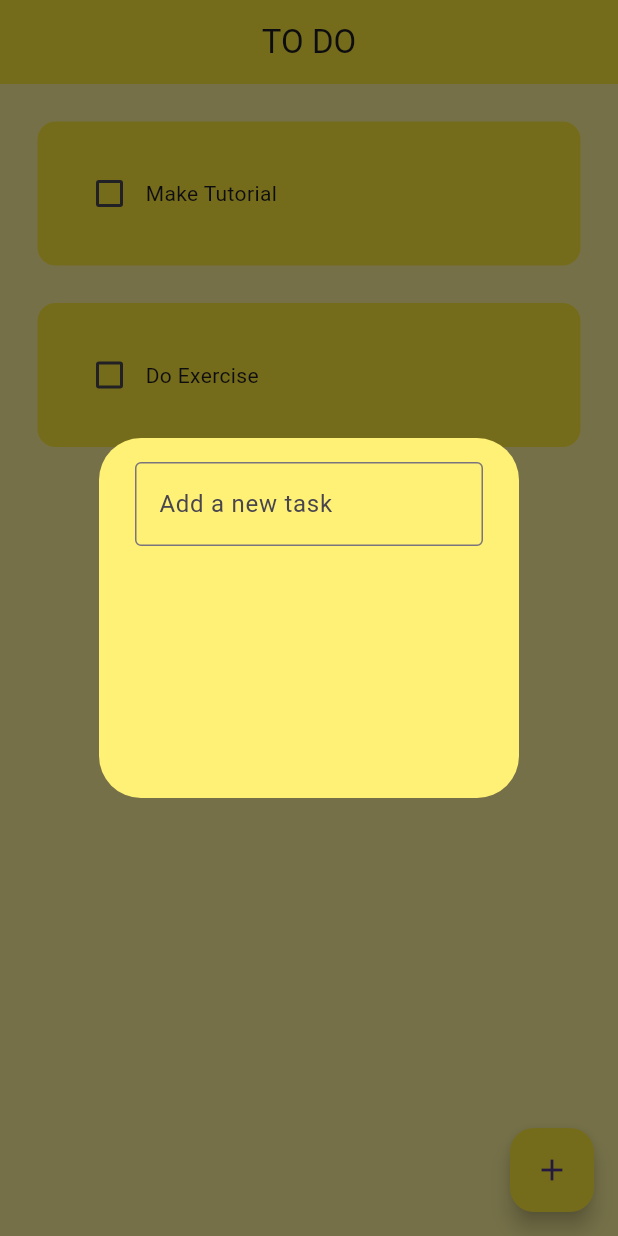
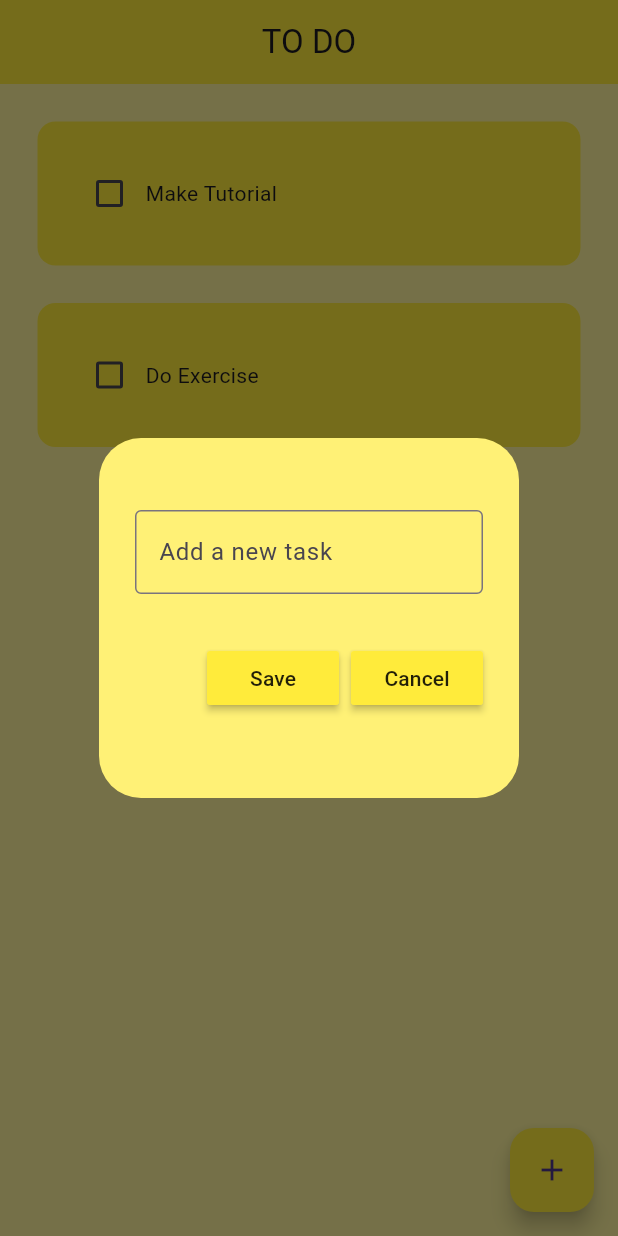
Before and after one commit to subtain96/Todo-App, a Flutter app: the screen it shows after launch, after a tap on the "add" icon, on a phone screen of 412 x 824 dp. Run offline on Flutter 3.47's test engine with Material 3 defaults, Android fonts, the phone set to English and light mode, and no system bars; drawn by our look-alikes of flutter_slidable.

Commit message:
complete app without Databse

```diff
--- a/lib/pages/home_page.dart
+++ b/lib/pages/home_page.dart
@@ -9,7 +9,9 @@ class HomePage extends StatefulWidget {
   State<HomePage> createState() => _HomePageState();
 }
 
+
 class _HomePageState extends State<HomePage> {
+  final _controller = TextEditingController();
   //list of todo task
   List todoList = [
     ['Make Tutorial' , false],
@@ -22,13 +24,34 @@ class _HomePageState extends State<HomePage> {
       });
   }
 
+  void SaveNewTask() {
+    setState(() {
+   todoList.add([_controller.text , false]) ;
+   _controller.clear();
+    });
+    Navigator.of(context).pop();
+  }
   // create a new task
   void createNewTask(){
+
     showDialog(context: context, builder: (context){
-        return DialogBox();
+        return DialogBox(
+
+          controller: _controller,
+          onSaved: SaveNewTask,
+          onCancel: () => Navigator.of(context).pop(),
+        );
     },
     );
   }
+  //Save Method
+
+void deleteTask(int index){
+setState(() {
+  todoList.removeAt(index);
+});
+}
+
 
   @override
   Widget build(BuildContext context) {
@@ -52,6 +75,7 @@ class _HomePageState extends State<HomePage> {
             taskName: todoList[index][0],
             taskCompleted: todoList[index][1],
             onChanged: (value) => checkBoxChanged(value , index),
+            deleteFunction: (context) => deleteTask(index),
           );
         },
 
--- a/lib/util/dialog_box.dart
+++ b/lib/util/dialog_box.dart
@@ -1,26 +1,41 @@
 import 'package:flutter/material.dart';
+import 'package:todo_app/util/my_button.dart';
 class DialogBox extends StatelessWidget {
-  const DialogBox({super.key});
+  final controller;
+  VoidCallback onSaved;
+  VoidCallback onCancel;
+  DialogBox({
+    super.key,
+    required this.controller,
+    required this.onSaved,
+    required this.onCancel,
+  });
 
   @override
   Widget build(BuildContext context) {
     return AlertDialog(
       backgroundColor: Colors.yellow[300],
       content: Container(height: 200,
-      child: Column(children: [
+      child: Column(
+        mainAxisAlignment: MainAxisAlignment.spaceEvenly,
+        children: [
         //Get user Input
         TextField(
+          controller: controller,
           decoration: InputDecoration(border: OutlineInputBorder(),
           hintText: "Add a new task"
           ),
         ),
         Row(
+          mainAxisAlignment: MainAxisAlignment.end,
           children: [
             //save button
-
+          MyButton(text: "Save", onPressed: onSaved),
+            const SizedBox(width: 8,),
+            MyButton(text: "Cancel", onPressed: onCancel),
             //cancel button
           ],
-        )
+        ),
 
         // Save button and also cancel button
 
--- a/lib/util/my_button.dart
+++ b/lib/util/my_button.dart
@@ -1,10 +1,19 @@
 import 'package:flutter/material.dart';
 
 class MyButton extends StatelessWidget {
-  const MyButton({super.key});
-
+  final String text;
+  VoidCallback onPressed;
+  MyButton({
+    super.key,
+    required this.text,
+    required this.onPressed,
+});
   @override
   Widget build(BuildContext context) {
-    return const Placeholder();
+    return MaterialButton(
+        onPressed: onPressed,
+      color: Colors.yellow,
+      child: Text(text),
+    );
   }
 }
--- a/lib/util/todo_tile.dart
+++ b/lib/util/todo_tile.dart
@@ -1,22 +1,37 @@
 import 'package:flutter/material.dart';
+import 'package:flutter_slidable/flutter_slidable.dart';
 
 class TodoTile extends StatelessWidget {
   final String taskName;
   final bool taskCompleted;
   Function(bool?)?onChanged;
+  Function(BuildContext)? deleteFunction;
   TodoTile({
     super.key,
   required this.taskName,
   required this.taskCompleted,
   required this.onChanged,
+    required this.deleteFunction,
   });
 
   @override
   Widget build(BuildContext context) {
     return Padding(
       padding: const EdgeInsets.only(left: 25.0 , right: 25, top: 25),
+      child: Slidable(
+        endActionPane: ActionPane(
+            motion: StretchMotion(),
+            children:[
+              SlidableAction(
+                onPressed: deleteFunction,
+              icon: Icons.delete,
+                backgroundColor: Colors.red.shade300,
+                borderRadius: BorderRadius.circular(12),
+              )
+            ]),
       child: Container(
-        padding: EdgeInsets.all(24),
+
+      padding: EdgeInsets.all(24),
         child: Row(
           children: [
             // Checkbox
@@ -40,6 +55,7 @@ class TodoTile extends StatelessWidget {
 
         ),
       ),
+      )
     );
   }
 }
--- a/pubspec.yaml
+++ b/pubspec.yaml
@@ -34,6 +34,7 @@ dependencies:
   # The following adds the Cupertino Icons font to your application.
   # Use with the CupertinoIcons class for iOS style icons.
   cupertino_icons: ^1.0.8
+  flutter_slidable: ^3.0.0
 
 dev_dependencies:
   flutter_test:
```
Also changed, not shown: pubspec.lock.
